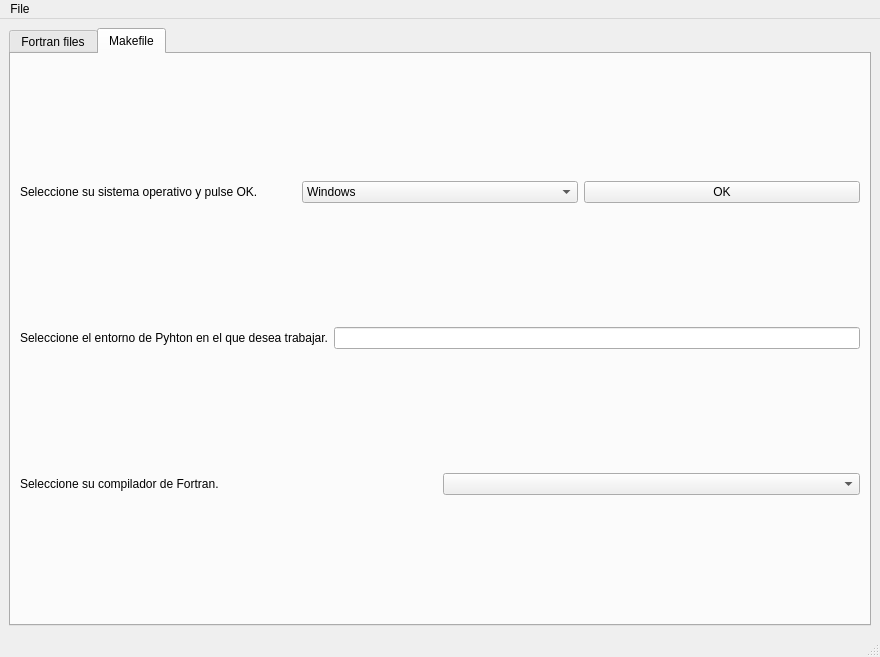
Before: the Qt Designer form fparser_GUI/GUI.ui in mramagu/Fortran-to-Python-Wrapper, drawn with Qt 5.
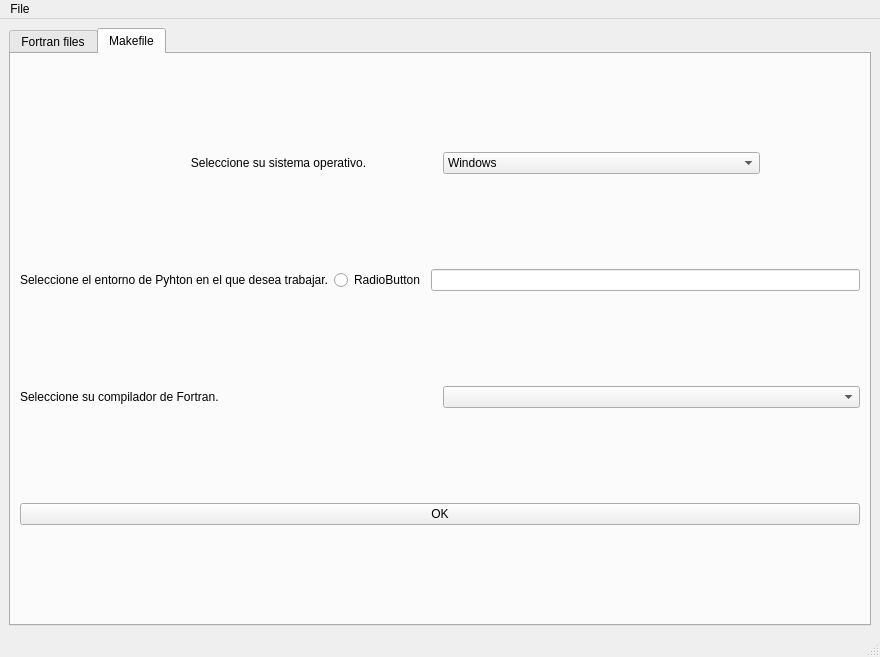
After: the same form once the commit is applied. The open tabs and pages were chosen to show the change. Icons and pictures are not drawn.

Patch:
```diff
--- a/fparser_GUI/GUI.ui
+++ b/fparser_GUI/GUI.ui
@@ -17,12 +17,6 @@
    <layout class="QVBoxLayout" name="verticalLayout_2">
     <item>
      <widget class="QTabWidget" name="tabWidget">
-      <property name="focusPolicy">
-       <enum>Qt::TabFocus</enum>
-      </property>
-      <property name="tabShape">
-       <enum>QTabWidget::Rounded</enum>
-      </property>
       <property name="currentIndex">
        <number>0</number>
       </property>
@@ -331,10 +325,19 @@
        <layout class="QVBoxLayout" name="verticalLayout_8">
         <item>
          <layout class="QHBoxLayout" name="horizontalLayout_4">
+          <property name="leftMargin">
+           <number>100</number>
+          </property>
+          <property name="rightMargin">
+           <number>100</number>
+          </property>
           <item>
            <widget class="QLabel" name="label_make_OS">
             <property name="text">
-             <string>Seleccione su sistema operativo y pulse OK.</string>
+             <string>Seleccione su sistema operativo.</string>
+            </property>
+            <property name="alignment">
+             <set>Qt::AlignCenter</set>
             </property>
            </widget>
           </item>
@@ -355,16 +358,6 @@
             </item>
            </widget>
           </item>
-          <item>
-           <widget class="QPushButton" name="pushButton_make1">
-            <property name="text">
-             <string>OK</string>
-            </property>
-            <property name="default">
-             <bool>false</bool>
-            </property>
-           </widget>
-          </item>
          </layout>
         </item>
         <item>
@@ -376,6 +369,13 @@
             </property>
            </widget>
           </item>
+          <item>
+           <widget class="QRadioButton" name="radioButton">
+            <property name="text">
+             <string>RadioButton</string>
+            </property>
+           </widget>
+          </item>
           <item>
            <widget class="QLineEdit" name="lineEdit">
             <property name="text">
@@ -399,6 +399,16 @@
           </item>
          </layout>
         </item>
+        <item>
+         <widget class="QPushButton" name="pushButton_make1">
+          <property name="text">
+           <string>OK</string>
+          </property>
+          <property name="default">
+           <bool>false</bool>
+          </property>
+         </widget>
+        </item>
        </layout>
       </widget>
      </widget>
```
Left out of the diff: 2 changed lines with no effect on the pictures.
